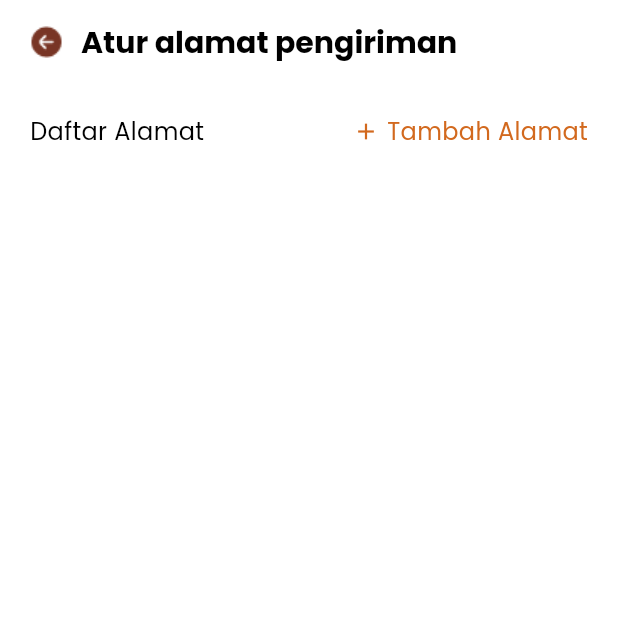
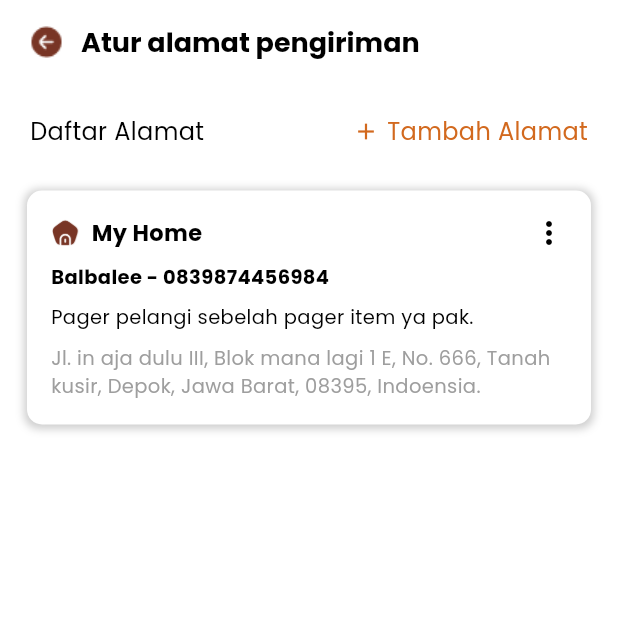
Before and after one commit to Capstone-Tim-13/restaurant-order-system-mobile, a Flutter app: the screen it shows after launch, on a phone screen of 412 x 824 dp, the top half of it. Run offline on Flutter 3.47's test engine with Material 3 defaults, Android fonts, the phone set to English and light mode, and no system bars.

Commit message:
update progress

```diff
--- a/lib/pages/pesanan/atur_alamat.dart
+++ b/lib/pages/pesanan/atur_alamat.dart
@@ -10,6 +10,7 @@ class AturAlamat extends StatelessWidget {
       backgroundColor: Colors.white,
       appBar: AppBar(
         backgroundColor: Colors.white,
+        automaticallyImplyLeading: false,
         title: Row(
           children: [
             MouseRegion(
@@ -30,7 +31,7 @@ class AturAlamat extends StatelessWidget {
               'Atur alamat pengiriman',
               style: TextStyle(
                 fontFamily: 'Poppins',
-                fontSize: 20,
+                fontSize: 18,
                 fontWeight: FontWeight.w600,
                 color: Colors.black,
               ),
@@ -88,6 +89,85 @@ class AturAlamat extends StatelessWidget {
               ),
             ],
           ),
+          Column(
+  children: [
+    Container(
+      margin: EdgeInsets.symmetric(horizontal: 18, vertical: 8),
+      padding: EdgeInsets.all(16),
+      decoration: BoxDecoration(
+        color: Colors.white,
+        borderRadius: BorderRadius.circular(10),
+        boxShadow: [
+          BoxShadow(
+            color: Colors.grey.withOpacity(0.5),
+            spreadRadius: 2,
+            blurRadius: 4,
+            offset: Offset(0, 1),
+          ),
+        ],
+      ),
+      child: Column(
+        crossAxisAlignment: CrossAxisAlignment.start,
+        children: [
+          Row(
+            children: [
+              Image.asset(
+                'assets/images/ Home 4.png',
+                width: 19,
+                height: 19,
+              ),
+              SizedBox(width: 8),
+              Text(
+                'My Home',
+                style: TextStyle(
+                  fontFamily: 'Poppins',
+                  fontSize: 15,
+                  fontWeight: FontWeight.w600,
+                  color: Colors.black,
+                ),
+              ),
+              Spacer(),
+    Icon(
+      Icons.more_vert,
+      color: Colors.black,
+      size: 24,
+    ),
+            ],
+          ),
+          SizedBox(height: 8),
+          Text(
+                'Balbalee - 0839874456984',
+                style: TextStyle(
+                  fontFamily: 'Poppins',
+                  fontSize: 13,
+                  fontWeight: FontWeight.w600,
+                  color: Colors.black,
+                ),
+              ),
+          SizedBox(height: 8),
+          Text(
+                'Pager pelangi sebelah pager item ya pak.',
+                style: TextStyle(
+                  fontFamily: 'Poppins',
+                  fontSize: 13,
+                  color: Colors.black,
+                ),
+              ),
+          SizedBox(height: 8),
+          Text(
+                'Jl. in aja dulu III, Blok mana lagi 1 E, No. 666, Tanah kusir, Depok, Jawa Barat, 08395, Indoensia.',
+                style: TextStyle(
+                  fontFamily: 'Poppins',
+                  fontSize: 13,
+                  color: Colors.grey,
+                ),
+              ),
+        ],
+      ),
+    ),
+  ],
+),
+
         ],
       ),
     );
--- a/lib/pages/pesanan/tambah_alamat.dart
+++ b/lib/pages/pesanan/tambah_alamat.dart
@@ -1,3 +1,4 @@
+import 'package:capstone_restaurant/pages/pesanan/atur_alamat.dart';
 import 'package:flutter/material.dart';
 
 class TambahAlamat extends StatefulWidget {
@@ -12,7 +13,7 @@ class _TambahAlamatState extends State<TambahAlamat> {
   final TextEditingController _namaLengkap = TextEditingController();
   final TextEditingController _noHandphone = TextEditingController();
   final TextEditingController _tandaiLokasi = TextEditingController();
-  bool isAlamatUtama = false; // Tambahkan variabel untuk menyimpan status alamat utama
+  bool isAlamatUtama = false;
 
   @override
   Widget build(BuildContext context) {
@@ -27,7 +28,10 @@ class _TambahAlamatState extends State<TambahAlamat> {
               cursor: SystemMouseCursors.click,
               child: GestureDetector(
                 onTap: () {
-                  // Navigator.pushReplacementNamed(context, '/home');
+                  Navigator.push(
+                  context,
+                  MaterialPageRoute(builder: (context) => AturAlamat()),
+                );
                 },
                 child: Image.asset(
                   'assets/images/ Left Circle 1.png',
@@ -41,7 +45,7 @@ class _TambahAlamatState extends State<TambahAlamat> {
               'Alamat Baru',
               style: TextStyle(
                 fontFamily: 'Poppins',
-                fontSize: 20,
+                fontSize: 18,
                 fontWeight: FontWeight.w600,
                 color: Colors.black,
               ),
```
